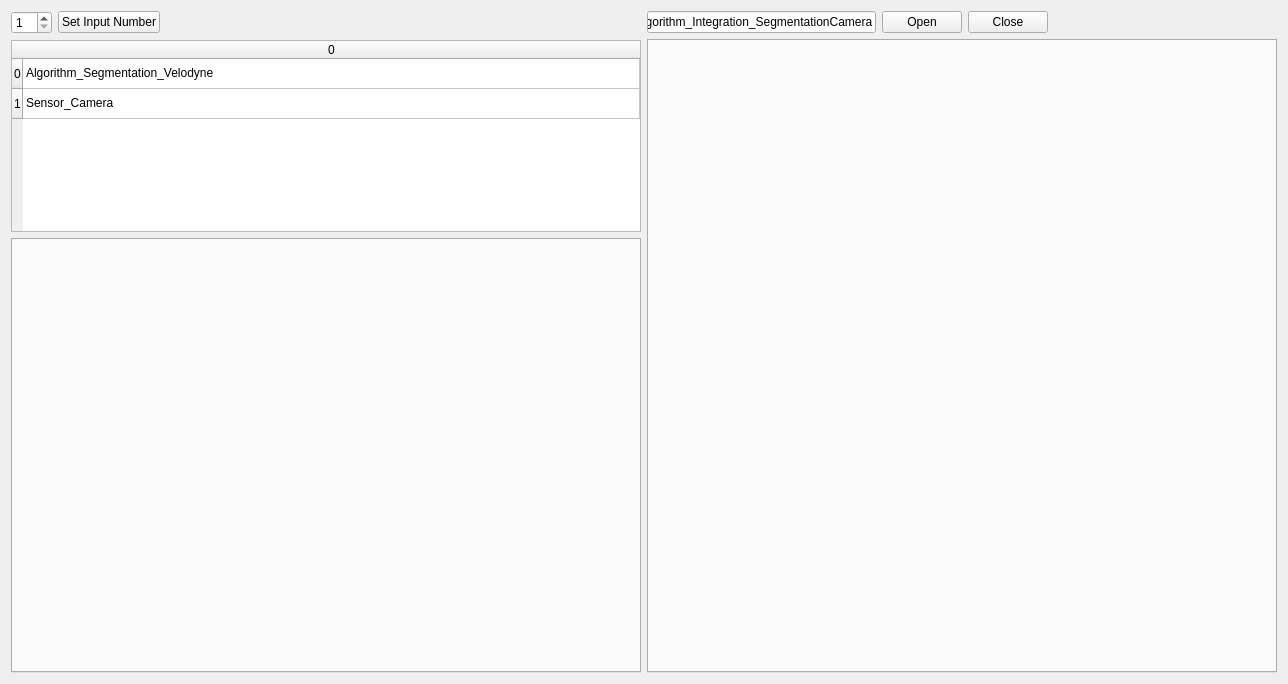
RobotSDK/APP, file COI_ROS/Integration_Viewer/mainwindow.ui: the form before one commit.
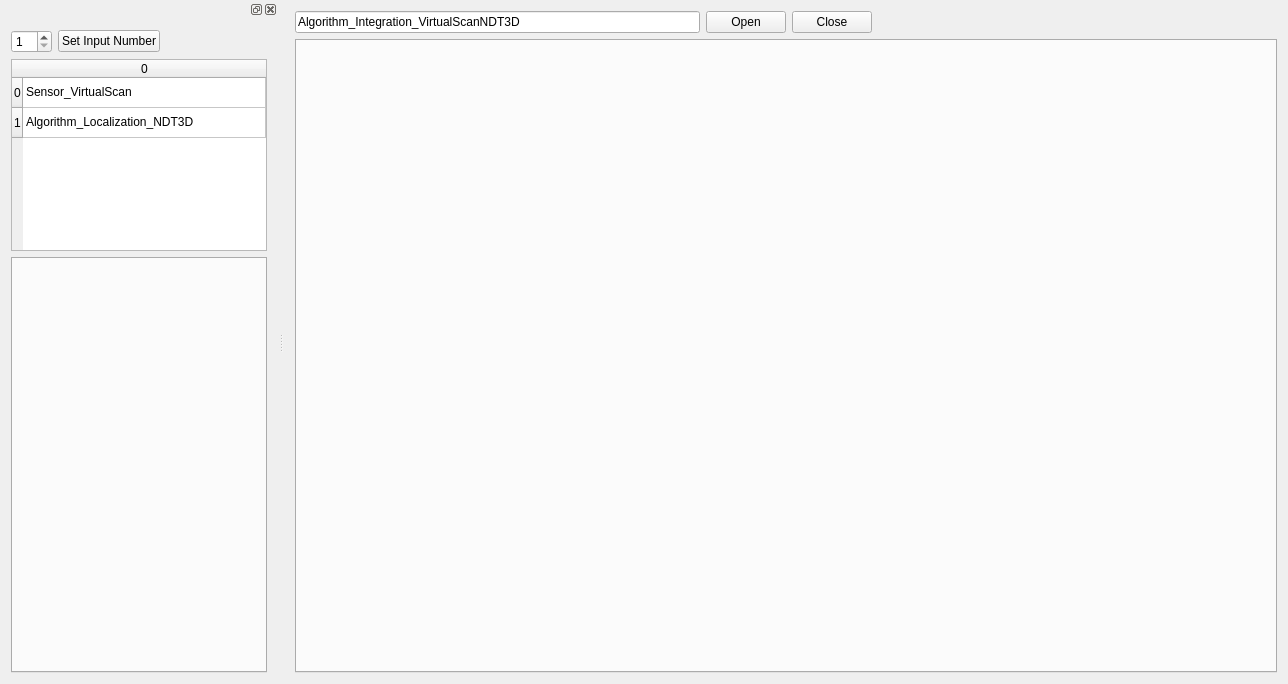
The form after the commit.

What changed in the file:
```diff
--- a/COI_ROS/Integration_Viewer/mainwindow.ui
+++ b/COI_ROS/Integration_Viewer/mainwindow.ui
@@ -16,6 +16,66 @@
   <widget class="QWidget" name="centralWidget">
    <layout class="QHBoxLayout" name="horizontalLayout_3">
     <item>
+     <layout class="QVBoxLayout" name="verticalLayout_2">
+      <item>
+       <layout class="QHBoxLayout" name="horizontalLayout_2">
+        <item>
+         <widget class="QLineEdit" name="nodeclass">
+          <property name="text">
+           <string>Algorithm_Integration_VirtualScanNDT3D</string>
+          </property>
+         </widget>
+        </item>
+        <item>
+         <widget class="QPushButton" name="open">
+          <property name="text">
+           <string>Open</string>
+          </property>
+         </widget>
+        </item>
+        <item>
+         <widget class="QPushButton" name="close">
+          <property name="text">
+           <string>Close</string>
+          </property>
+         </widget>
+        </item>
+        <item>
+         <spacer name="horizontalSpacer">
+          <property name="orientation">
+           <enum>Qt::Horizontal</enum>
+          </property>
+          <property name="sizeHint" stdset="0">
+           <size>
+            <width>40</width>
+            <height>20</height>
+           </size>
+          </property>
+         </spacer>
+        </item>
+       </layout>
+      </item>
+      <item>
+       <widget class="QTabWidget" name="tabWidget">
+        <property name="sizePolicy">
+         <sizepolicy hsizetype="Expanding" vsizetype="Expanding">
+          <horstretch>1</horstretch>
+          <verstretch>0</verstretch>
+         </sizepolicy>
+        </property>
+       </widget>
+      </item>
+     </layout>
+    </item>
+   </layout>
+  </widget>
+  <widget class="QDockWidget" name="dockWidget">
+   <attribute name="dockWidgetArea">
+    <number>1</number>
+   </attribute>
+   <widget class="QWidget" name="dockWidgetContents">
+    <layout class="QVBoxLayout" name="verticalLayout_3">
+     <item>
      <layout class="QVBoxLayout" name="verticalLayout">
       <item>
        <layout class="QHBoxLayout" name="horizontalLayout">
@@ -70,12 +130,12 @@
         </column>
         <item row="0" column="0">
          <property name="text">
-          <string>Algorithm_Segmentation_Velodyne</string>
+           <string>Sensor_VirtualScan</string>
          </property>
         </item>
         <item row="1" column="0">
          <property name="text">
-          <string>Sensor_Camera</string>
+           <string>Algorithm_Localization_NDT3D</string>
          </property>
         </item>
        </widget>
@@ -92,59 +152,8 @@
       </item>
      </layout>
     </item>
-    <item>
-     <layout class="QVBoxLayout" name="verticalLayout_2">
-      <item>
-       <layout class="QHBoxLayout" name="horizontalLayout_2">
-        <item>
-         <widget class="QLineEdit" name="nodeclass">
-          <property name="text">
-           <string>Algorithm_Integration_SegmentationCamera</string>
-          </property>
-         </widget>
-        </item>
-        <item>
-         <widget class="QPushButton" name="open">
-          <property name="text">
-           <string>Open</string>
-          </property>
-         </widget>
-        </item>
-        <item>
-         <widget class="QPushButton" name="close">
-          <property name="text">
-           <string>Close</string>
-          </property>
-         </widget>
-        </item>
-        <item>
-         <spacer name="horizontalSpacer">
-          <property name="orientation">
-           <enum>Qt::Horizontal</enum>
-          </property>
-          <property name="sizeHint" stdset="0">
-           <size>
-            <width>40</width>
-            <height>20</height>
-           </size>
-          </property>
-         </spacer>
-        </item>
-       </layout>
-      </item>
-      <item>
-       <widget class="QTabWidget" name="tabWidget">
-        <property name="sizePolicy">
-         <sizepolicy hsizetype="Expanding" vsizetype="Expanding">
-          <horstretch>1</horstretch>
-          <verstretch>0</verstretch>
-         </sizepolicy>
-        </property>
-       </widget>
-      </item>
-     </layout>
-    </item>
-   </layout>
+    </layout>
+   </widget>
   </widget>
  </widget>
  <layoutdefault spacing="6" margin="11"/>
```
Lines whose indentation alone changed are shown as unchanged.
